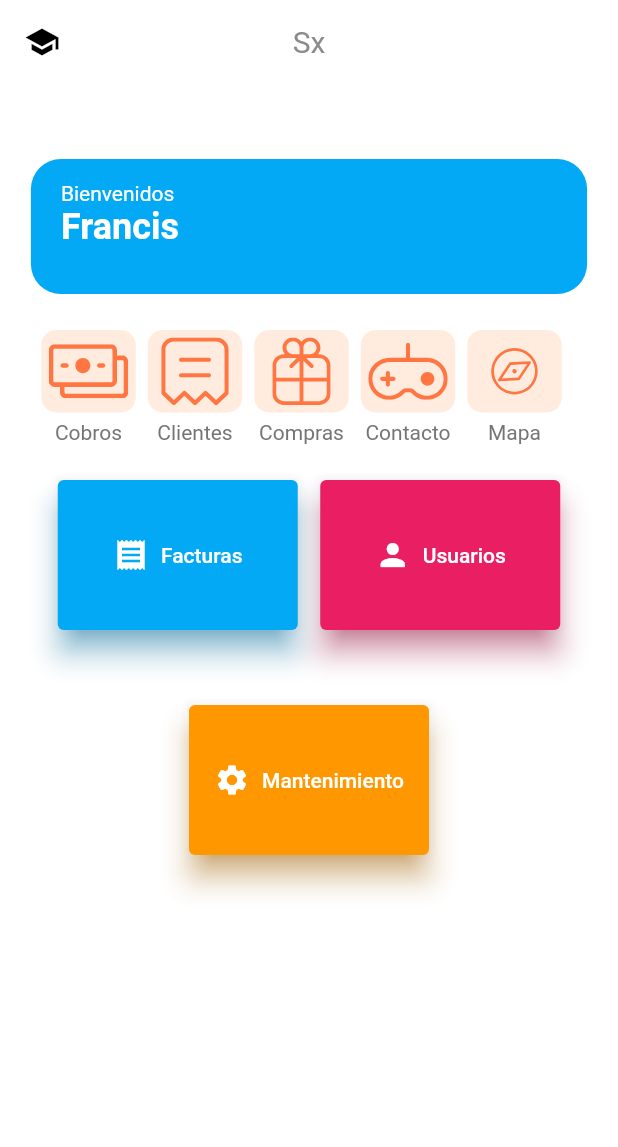
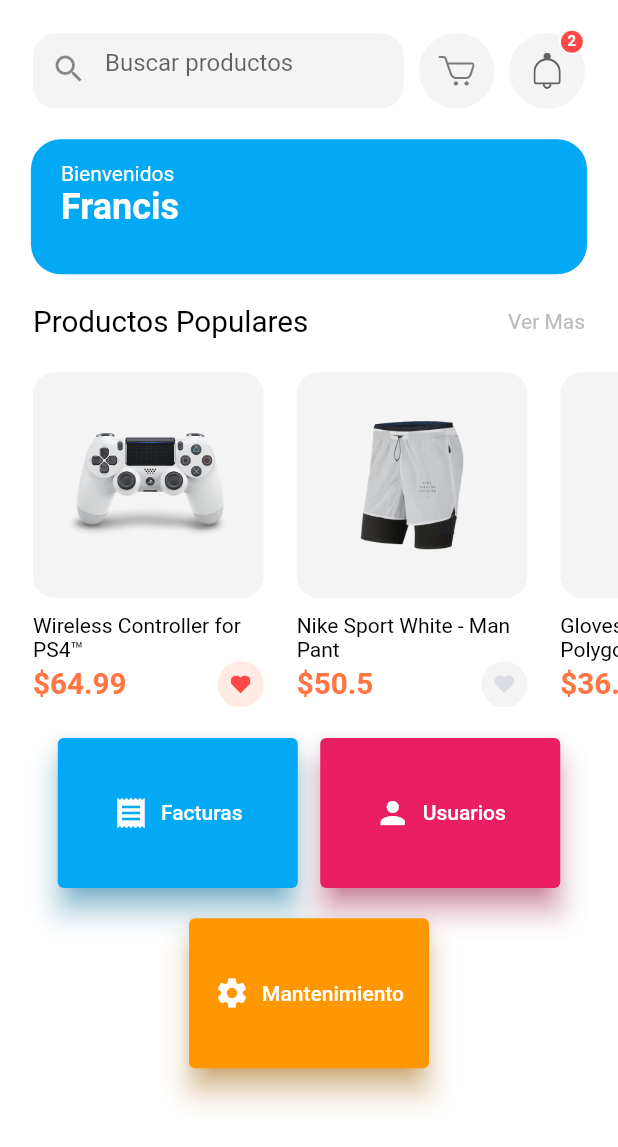
Before and after one commit to zorrillafrancis/flutter-pruebas, a Flutter app: the Bienvenida screen opened directly, on a phone screen of 412 x 824 dp. Shown: the top 1147 px of the screen. Run offline on Flutter 3.47's test engine with Material 2 defaults, Android fonts, the light colour scheme and no system bars; our stand-ins replace firebase_core, firebase_messaging, flutter_secure_storage, flutter_svg, money_formatter and 1 more; missing offline and left inert: dart:ffi, firebase_app_installations; accounts and stored records are empty; Roboto replaces fonts that are missing (Muli).

Commit message:
agregar productos

```diff
--- a/lib/components/body.dart
+++ b/lib/components/body.dart
@@ -1,10 +1,16 @@
+import 'dart:ffi';
+
 import 'package:flutter/material.dart';
 import 'package:mi_app_01/components/splash_content.dart';
 import 'package:mi_app_01/constants.dart';
+import 'package:mi_app_01/pages/bienvenida/bienvenida.dart';
 import 'package:mi_app_01/pages/sign_in/sign_in_screen.dart';
 import 'package:mi_app_01/size_config.dart';
+import 'package:shared_preferences/shared_preferences.dart';
 
 import 'default_button.dart';
+
+bool loggedIn = false;
 
 class Body extends StatefulWidget {
   const Body({super.key});
@@ -29,6 +35,22 @@
       "image": "lib/assets/images/splash_3.png"
     },
   ];
+
+  Future<void> isLogin() async {
+    SharedPreferences prefs = await SharedPreferences.getInstance();
+
+    if (prefs.getString('userName') != null &&
+        prefs.getString('userName') != '') {
+      setState(() => loggedIn = true);
+    }
+  }
+
+  @override
+  void initState() {
+    // TODO: implement initState
+    super.initState();
+    isLogin();
+  }
 
   @override
   Widget build(BuildContext context) {
@@ -70,8 +92,14 @@
                         DefaultButton(
                           text: "Continuar",
                           press: () {
-                            Navigator.pushNamed(
-                                context, SignInScreen.routeName);
+                            print(loggedIn);
+                            if (loggedIn == false) {
+                              Navigator.pushNamed(
+                                  context, SignInScreen.routeName);
+                            } else {
+                              Navigator.pushNamed(
+                                  context, Bienvenida.routeName);
+                            }
                           },
                         ),
                         const Spacer(),
--- /dev/null
+++ b/lib/components/icon_btn_with_counter.dart
@@ -0,0 +1,58 @@
+import 'package:flutter/material.dart';
+import 'package:flutter_svg/svg.dart';
+import '../constants.dart';
+import '../size_config.dart';
+
+class IconBtnWithCounter extends StatelessWidget {
+  final String svgSrc;
+  final int numOfItems;
+  final GestureTapCallback press;
+
+  const IconBtnWithCounter({
+    super.key,
+    required this.svgSrc,
+    this.numOfItems = 0,
+    required this.press,
+  });
+
+  @override
+  Widget build(BuildContext context) {
+    return InkWell(
+      onTap: press,
+      borderRadius: BorderRadius.circular(50),
+      child: Stack(clipBehavior: Clip.none, children: [
+        Container(
+          padding: EdgeInsets.all(getProportionateScreenWidth(12)),
+          height: getProportionateScreenWidth(46),
+          width: getProportionateScreenWidth(46),
+          decoration: BoxDecoration(
+              color: kSecondaryColor.withOpacity(0.1), shape: BoxShape.circle),
+          child: SvgPicture.asset(svgSrc),
+        ),
+        if (numOfItems != 0)
+          Positioned(
+            right: 0,
+            top: -3,
+            child: Container(
+              height: getProportionateScreenWidth(16),
+              width: getProportionateScreenWidth(16),
+              decoration: BoxDecoration(
+                  color: const Color(0xFFFF4848),
+                  shape: BoxShape.circle,
+                  border: Border.all(width: 1.5, color: Colors.white)),
+              child: Center(
+                child: Text(
+                  numOfItems.toString(),
+                  style: TextStyle(
+                      fontSize: getProportionateScreenWidth(9),
+                      height: 1,
+                      color: Colors.white,
+                      fontWeight: FontWeight.w600),
+                ),
+              ),
+            ),
+          ),
+      ]),
+    );
+  }
+}
--- /dev/null
+++ b/lib/components/popular_product.dart
@@ -0,0 +1,40 @@
+import 'package:flutter/material.dart';
+import 'package:mi_app_01/components/product_card.dart';
+import 'package:mi_app_01/components/section_title.dart';
+
+import '../models/productos.dart';
+import '../size_config.dart';
+
+class PopularProducts extends StatelessWidget {
+  @override
+  Widget build(BuildContext context) {
+    return Column(
+      children: [
+        Padding(
+          padding:
+              EdgeInsets.symmetric(horizontal: getProportionateScreenWidth(20)),
+          child: SectionTitle(title: "Productos Populares", press: () {}),
+        ),
+        SizedBox(height: getProportionateScreenWidth(20)),
+        SingleChildScrollView(
+          scrollDirection: Axis.horizontal,
+          child: Row(
+            children: [
+              ...List.generate(
+                demoProducts.length,
+                (index) {
+                  if (demoProducts[index].isPopular)
+                    return ProductCard(product: demoProducts[index]);
+
+                  return SizedBox
+                      .shrink(); // here by default width and height is 0
+                },
+              ),
+              SizedBox(width: getProportionateScreenWidth(20)),
+            ],
+          ),
+        )
+      ],
+    );
+  }
+}
--- /dev/null
+++ b/lib/components/product_card.dart
@@ -0,0 +1,90 @@
+import 'package:flutter/material.dart';
+import 'package:flutter_svg/svg.dart';
+
+import '../constants.dart';
+import '../models/productos.dart';
+import '../size_config.dart';
+
+class ProductCard extends StatelessWidget {
+  const ProductCard({
+    Key? key,
+    this.width = 140,
+    this.aspectRetio = 1.02,
+    required this.product,
+  }) : super(key: key);
+
+  final double width, aspectRetio;
+  final Product product;
+
+  @override
+  Widget build(BuildContext context) {
+    return Padding(
+      padding: EdgeInsets.only(left: getProportionateScreenWidth(20)),
+      child: SizedBox(
+        width: getProportionateScreenWidth(width),
+        child: GestureDetector(
+          onTap: () {},
+          child: Column(
+            crossAxisAlignment: CrossAxisAlignment.start,
+            children: [
+              AspectRatio(
+                aspectRatio: 1.02,
+                child: Container(
+                  padding: EdgeInsets.all(getProportionateScreenWidth(20)),
+                  decoration: BoxDecoration(
+                    color: kSecondaryColor.withOpacity(0.1),
+                    borderRadius: BorderRadius.circular(15),
+                  ),
+                  child: Hero(
+                    tag: product.id.toString(),
+                    child: Image.asset(product.images[0]),
+                  ),
+                ),
+              ),
+              const SizedBox(height: 10),
+              Text(
+                product.title,
+                style: const TextStyle(color: Colors.black),
+                maxLines: 2,
+              ),
+              Row(
+                mainAxisAlignment: MainAxisAlignment.spaceBetween,
+                children: [
+                  Text(
+                    "\$${product.price}",
+                    style: TextStyle(
+                      fontSize: getProportionateScreenWidth(18),
+                      fontWeight: FontWeight.w600,
+                      color: kPrimaryColor,
+                    ),
+                  ),
+                  InkWell(
+                    borderRadius: BorderRadius.circular(50),
+                    onTap: () {},
+                    child: Container(
+                      padding: EdgeInsets.all(getProportionateScreenWidth(8)),
+                      height: getProportionateScreenWidth(28),
+                      width: getProportionateScreenWidth(28),
+                      decoration: BoxDecoration(
+                        color: product.isFavourite
+                            ? kPrimaryColor.withOpacity(0.15)
+                            : kSecondaryColor.withOpacity(0.1),
+                        shape: BoxShape.circle,
+                      ),
+                      child: SvgPicture.asset(
+                        "lib/assets/icons/Heart Icon_2.svg",
+                        color: product.isFavourite
+                            ? Color(0xFFFF4848)
+                            : Color(0xFFDBDEE4),
+                      ),
+                    ),
+                  ),
+                ],
+              )
+            ],
+          ),
+        ),
+      ),
+    );
+  }
+}
--- a/lib/components/routs.dart
+++ b/lib/components/routs.dart
@@ -1,8 +1,12 @@
 import 'package:flutter/widgets.dart';
+import 'package:mi_app_01/pages/bienvenida/bienvenida.dart';
+import 'package:mi_app_01/pages/facturas/facturasListado.dart';
 import 'package:mi_app_01/pages/sign_in/sign_in_screen.dart';
 import 'package:mi_app_01/pages/splash/splash_screen.dart';
 
 final Map<String, WidgetBuilder> routes = {
   SplashScreen.routeName: (context) => SplashScreen(),
-  SignInScreen.routeName: (context) => SignInScreen()
+  SignInScreen.routeName: (context) => SignInScreen(),
+  Bienvenida.routeName: (context) => Bienvenida(),
+  FacturasListado.routeName: (context) => FacturasListado(),
 };
--- /dev/null
+++ b/lib/components/search_field.dart
@@ -0,0 +1,31 @@
+import 'package:flutter/material.dart';
+import '../constants.dart';
+import '../size_config.dart';
+
+class Search_field extends StatelessWidget {
+  const Search_field({
+    super.key,
+  });
+
+  @override
+  Widget build(BuildContext context) {
+    return Container(
+      width: SizeConfig.screenWidth * 0.6,
+      height: 50,
+      decoration: BoxDecoration(
+          color: kSecondaryColor.withOpacity(0.1),
+          borderRadius: BorderRadius.circular(15)),
+      child: TextField(
+        onChanged: (value) {},
+        decoration: InputDecoration(
+            enabledBorder: InputBorder.none,
+            focusedBorder: InputBorder.none,
+            hintText: "Buscar productos",
+            prefixIcon: const Icon(Icons.search),
+            contentPadding: EdgeInsets.symmetric(
+                horizontal: getProportionateScreenWidth(20),
+                vertical: getProportionateScreenWidth(9))),
+      ),
+    );
+  }
+}
--- /dev/null
+++ b/lib/components/section_title.dart
@@ -0,0 +1,37 @@
+import 'package:flutter/material.dart';
+
+import '../size_config.dart';
+
+class SectionTitle extends StatelessWidget {
+  const SectionTitle({
+    Key? key,
+    required this.title,
+    required this.press,
+  }) : super(key: key);
+
+  final String title;
+  final GestureTapCallback press;
+
+  @override
+  Widget build(BuildContext context) {
+    return Row(
+      mainAxisAlignment: MainAxisAlignment.spaceBetween,
+      children: [
+        Text(
+          title,
+          style: TextStyle(
+            fontSize: getProportionateScreenWidth(18),
+            color: Colors.black,
+          ),
+        ),
+        GestureDetector(
+          onTap: press,
+          child: const Text(
+            "Ver Mas",
+            style: TextStyle(color: Color(0xFFBBBBBB)),
+          ),
+        ),
+      ],
+    );
+  }
+}
--- /dev/null
+++ b/lib/models/productos.dart
@@ -0,0 +1,102 @@
+import 'package:flutter/material.dart';
+
+class Product {
+  final int id;
+  final String title, description;
+  final List<String> images;
+  final List<Color> colors;
+  final double rating, price;
+  final bool isFavourite, isPopular;
+
+  Product({
+    required this.id,
+    required this.images,
+    required this.colors,
+    this.rating = 0.0,
+    this.isFavourite = false,
+    this.isPopular = false,
+    required this.title,
+    required this.price,
+    required this.description,
+  });
+}
+
+List<Product> demoProducts = [
+  Product(
+    id: 1,
+    images: [
+      "lib/assets/images/ps4_console_white_1.png",
+      "lib/assets/images/ps4_console_white_2.png",
+      "lib/assets/images/ps4_console_white_3.png",
+      "lib/assets/images/ps4_console_white_4.png",
+    ],
+    colors: [
+      Color(0xFFF6625E),
+      Color(0xFF836DB8),
+      Color(0xFFDECB9C),
+      Colors.white,
+    ],
+    title: "Wireless Controller for PS4™",
+    price: 64.99,
+    description: description,
+    rating: 4.8,
+    isFavourite: true,
+    isPopular: true,
+  ),
+  Product(
+    id: 2,
+    images: [
+      "lib/assets/images/Image Popular Product 2.png",
+    ],
+    colors: [
+      Color(0xFFF6625E),
+      Color(0xFF836DB8),
+      Color(0xFFDECB9C),
+      Colors.white,
+    ],
+    title: "Nike Sport White - Man Pant",
+    price: 50.5,
+    description: description,
+    rating: 4.1,
+    isPopular: true,
+  ),
+  Product(
+    id: 3,
+    images: [
+      "lib/assets/images/glap.png",
+    ],
+    colors: [
+      Color(0xFFF6625E),
+      Color(0xFF836DB8),
+      Color(0xFFDECB9C),
+      Colors.white,
+    ],
+    title: "Gloves XC Omega - Polygon",
+    price: 36.55,
+    description: description,
+    rating: 4.1,
+    isFavourite: true,
+    isPopular: true,
+  ),
+  Product(
+    id: 4,
+    images: [
+      "lib/assets/images/wireless headset.png",
+    ],
+    colors: [
+      Color(0xFFF6625E),
+      Color(0xFF836DB8),
+      Color(0xFFDECB9C),
+      Colors.white,
+    ],
+    title: "Logitech Head",
+    price: 20.20,
+    description: description,
+    rating: 4.1,
+    isFavourite: true,
+    isPopular: true,
+  ),
+];
+
+const String description =
+    "Wireless Controller for PS4™ gives you what you want in your gaming from over precision control your games to sharing …";
--- a/lib/pages/bienvenida/bienvenida.dart
+++ b/lib/pages/bienvenida/bienvenida.dart
@@ -1,20 +1,23 @@
-import 'dart:io';
-
 import 'package:flutter/foundation.dart';
 import 'package:flutter/material.dart';
-import 'package:flutter_svg/flutter_svg.dart';
-import 'package:mi_app_01/presentation/screens/listview/listview_2.dart';
-import 'package:provider/provider.dart';
+import 'package:flutter_svg/svg.dart';
+import 'package:mi_app_01/constants.dart';
+import 'package:mi_app_01/models/productos.dart';
+import 'package:mi_app_01/pages/facturas/facturasListado.dart';
+import 'package:mi_app_01/size_config.dart';
 import 'package:shared_preferences/shared_preferences.dart';
-
-import '../../src/provider/chatProvider.dart';
-import '../../utils/message.dart';
+import '../../components/icon_btn_with_counter.dart';
+import '../../components/popular_product.dart';
+import '../../components/search_field.dart';
+import '../../components/section_title.dart';
 import 'banner_bienvenida.dart';
 import 'catergories.dart';
 
 String? userName;
 
 class Bienvenida extends StatefulWidget {
+  static String routeName = "/bienvenida";
+
   const Bienvenida({super.key});
 
   @override
@@ -47,29 +50,65 @@
     double width = MediaQuery.of(context).size.width;
 
     return Scaffold(
-        appBar: AppBar(
-          title: const Text('Sx'),
-          centerTitle: true,
-          leading: IconButton(
-            icon: const Icon(Icons.school),
-            onPressed: () {},
+        body: SafeArea(
+            child: SingleChildScrollView(
+      child: Column(
+        children: [
+          SizedBox(
+            height: getProportionateScreenWidth(20),
+          ),
+          Padding(
+            padding: EdgeInsets.symmetric(
+                horizontal: getProportionateScreenWidth(20)),
+            child: Row(
+              mainAxisAlignment: MainAxisAlignment.spaceBetween,
+              children: [
+                Search_field(),
+                IconBtnWithCounter(
+                  svgSrc: "lib/assets/icons/Cart Icon.svg",
+                  numOfItems: 0,
+                  press: () {},
+                ),
+                IconBtnWithCounter(
+                  svgSrc: "lib/assets/icons/Bell.svg",
+                  numOfItems: 2,
+                  press: () {},
+                )
+              ],
             ),
           ),
-        body: Row(
-          mainAxisAlignment: MainAxisAlignment.center,
-          children: [
-            Column(
-              mainAxisAlignment: MainAxisAlignment.start,
-              children: [
-                const SizedBox(height: 50),
+          SizedBox(
+            height: getProportionateScreenHeight(20),
+          ),
           BannerBienvenida(width: width),
-                const SizedBox(height: 20),
-                const Categories(),
-                const SizedBox(height: 20),
-                Row(
+          SizedBox(
+            height: getProportionateScreenHeight(20),
+          ),
+          PopularProducts(),
+          SizedBox(
+            height: getProportionateScreenHeight(20),
+          ),
+          Facturas_Botones(),
+          SizedBox(
+            height: getProportionateScreenHeight(20),
+          ),
+          Facturas_Botones_2()
+        ],
+      ),
+    )));
+  }
+}
+
+class Facturas_Botones extends StatelessWidget {
+  const Facturas_Botones({
+    super.key,
+  });
+
+  @override
+  Widget build(BuildContext context) {
+    return Row(
         mainAxisAlignment: MainAxisAlignment.spaceBetween,
-                    mainAxisSize: MainAxisSize.max,
-                    crossAxisAlignment: CrossAxisAlignment.start,
+        mainAxisSize: MainAxisSize.min,
         children: [
           SizedBox(
               width: 160, // <-- Your width
@@ -78,15 +117,10 @@
                 label: const Text('Facturas'),
                 icon: const Icon(Icons.receipt),
                 onPressed: () {
-                              /*  Navigator.of(context).push(
-                        MaterialPageRoute(builder: (BuildContext context) {
-                      return const Listview2();
-                    }));*/
-                              Navigator.pushNamed(context, 'facturaListado');
+                  Navigator.pushNamed(context, FacturasListado.routeName);
                 },
                 style: ElevatedButton.styleFrom(
-                              padding:
-                                  const EdgeInsets.symmetric(horizontal: 10),
+                  padding: const EdgeInsets.symmetric(horizontal: 10),
                   backgroundColor: Colors.lightBlue,
                   foregroundColor: Colors.white,
                   elevation: 8,
@@ -105,8 +139,7 @@
                   print('===== Usuarios =====');
                 },
                 style: ElevatedButton.styleFrom(
-                              padding:
-                                  const EdgeInsets.symmetric(horizontal: 10),
+                  padding: const EdgeInsets.symmetric(horizontal: 10),
                   backgroundColor: Colors.pink,
                   foregroundColor: Colors.white,
                   elevation: 8,
@@ -114,7 +147,21 @@
                   fixedSize: const Size(170, 40),
                 ),
               )),
-                    ]),
+        ]);
+  }
+}
+
+class Facturas_Botones_2 extends StatelessWidget {
+  const Facturas_Botones_2({
+    super.key,
+  });
+
+  @override
+  Widget build(BuildContext context) {
+    return Row(
+        mainAxisAlignment: MainAxisAlignment.spaceBetween,
+        mainAxisSize: MainAxisSize.min,
+        children: [
           const SizedBox(height: 50),
           SizedBox(
               width: 160, // <-- Your width
@@ -131,11 +178,7 @@
                   shadowColor: Colors.orange,
                   fixedSize: const Size(170, 40),
                 ),
-                    )),
-                const SizedBox(height: 20),
-              ],
-            ),
-          ],
-        ));
+              ))
+        ]);
   }
 }
--- a/lib/pages/facturas/facturasListado.dart
+++ b/lib/pages/facturas/facturasListado.dart
@@ -4,8 +4,10 @@
 import 'package:flutter/material.dart';
 import 'package:http/http.dart' as http;
 import 'package:mi_app_01/models/facturasListadoModel.dart';
+import 'package:mi_app_01/size_config.dart';
 import 'package:mi_app_01/utils/constants.dart';
 
+import '../../constants.dart';
 import '../../presentation/screens/api/restfull.dart';
 import 'facturaDetalle.dart';
 import '../../presentation/screens/menu/menu_header.dart';
@@ -13,6 +15,7 @@
 Future<List<Value>>? listaData;
 
 class FacturasListado extends StatefulWidget {
+  static String routeName = "/facturaListado";
   const FacturasListado({super.key});
 
   @override
@@ -62,24 +65,30 @@
 
   @override
   Widget build(BuildContext context) {
-    return MaterialApp(
-      debugShowCheckedModeBanner: false,
-      title: 'Material App',
-      home: Scaffold(
+    return Scaffold(
       resizeToAvoidBottomInset: false,
       appBar: MenuHeader().getAppBar('Facturas'),
-        body: Column(
+      body: SafeArea(
+        child: Column(
           children: [
             Column(
               children: [
-                TextField(
-                  decoration: const InputDecoration(
+                Padding(
+                  padding: EdgeInsets.symmetric(
+                      vertical: getProportionateScreenWidth(10),
+                      horizontal: getProportionateScreenWidth(10)),
+                  child: TextField(
+                      decoration: InputDecoration(
                     labelText: 'Buscar',
-                      suffixIcon: Icon(Icons.search),
+                    suffixIcon: const Icon(Icons.search),
                     hintText: 'Buscar',
-                      fillColor: Color.fromARGB(31, 240, 234, 234),
-                      filled: true),
-                  onChanged: (text) {},
+                    fillColor: const Color.fromARGB(31, 240, 234, 234),
+                    filled: true,
+                    border: OutlineInputBorder(
+                        borderRadius: BorderRadius.circular(0),
+                        borderSide: const BorderSide(color: kTextColor),
+                        gapPadding: 1),
+                  )),
                 ),
               ],
             ),
--- a/lib/pages/sign_in/body.dart
+++ b/lib/pages/sign_in/body.dart
@@ -1,6 +1,8 @@
 import 'package:flutter/material.dart';
 import 'package:mi_app_01/components/default_button.dart';
+import 'package:mi_app_01/pages/bienvenida/bienvenida.dart';
 import 'package:mi_app_01/size_config.dart';
+import 'package:shared_preferences/shared_preferences.dart';
 import '../../components/social_card.dart';
 
 final List<String> errors = [];
@@ -54,9 +56,22 @@
 }
 
 class _SingFormState extends State<SingForm> {
+  TextEditingController txtUserName = TextEditingController();
+  TextEditingController txtPass = TextEditingController();
   final _formKey = GlobalKey<FormState>();
   String email = "";
   String clave = "";
+
+  Future<bool> saveLogin(String user) async {
+    try {
+      SharedPreferences prefs = await SharedPreferences.getInstance();
+
+      prefs.setString('userName', user);
+      return true;
+    } catch (e) {
+      return false;
+    }
+  }
 
   @override
   Widget build(BuildContext context) {
@@ -64,11 +79,11 @@
         key: _formKey,
         child: Column(
           children: [
-            buildEmailFormField(),
+            buildEmailFormField(txtUserName),
             SizedBox(
               height: getProportionateScreenHeight(20),
             ),
-            buildPasswordFormField(),
+            buildPasswordFormField(txtPass),
             SizedBox(
               height: getProportionateScreenHeight(20),
             ),
@@ -81,6 +96,12 @@
                 press: () {
                   if (_formKey.currentState!.validate()) {
                     _formKey.currentState!.save();
+
+                    if (txtUserName.text != "") {
+                      saveLogin(txtUserName.text.toString()).then((value) {
+                        Navigator.pushNamed(context, Bienvenida.routeName);
+                      });
+                    }
                   }
                 }),
             SizedBox(
@@ -119,7 +140,7 @@
         ));
   }
 
-  TextFormField buildEmailFormField() {
+  TextFormField buildEmailFormField(TextEditingController txtUserName) {
     return TextFormField(
       onSaved: (newValue) => email = newValue.toString(),
       onChanged: (value) {
@@ -136,6 +157,7 @@
         }
         return null;
       },
+      controller: txtUserName,
       keyboardType: TextInputType.emailAddress,
       decoration: const InputDecoration(
           labelText: "Correo",
@@ -144,7 +166,7 @@
     );
   }
 
-  TextFormField buildPasswordFormField() {
+  TextFormField buildPasswordFormField(TextEditingController txtPass) {
     return TextFormField(
       onSaved: (newValue) => clave = newValue.toString(),
       onChanged: (value) {
@@ -163,6 +185,7 @@
         return null;
       },
       obscureText: true,
+      controller: txtPass,
       decoration: const InputDecoration(
           labelText: "Contraseña",
           hintText: "Agrega tu Contraseña",
--- a/lib/presentation/screens/menu/menu_header.dart
+++ b/lib/presentation/screens/menu/menu_header.dart
@@ -3,7 +3,10 @@
 class MenuHeader {
   getAppBar(title) {
     return AppBar(
-      title: Text(title),
+      title: Text(
+        title,
+        style: TextStyle(color: Colors.white),
+      ),
       centerTitle: true,
       backgroundColor: Colors.lightBlue,
       actions: [
@@ -14,16 +17,12 @@
         }, itemBuilder: (BuildContext bc) {
           return const [
             PopupMenuItem(
-              value: '/hello',
-              child: Text("Hello"),
-            ),
-            PopupMenuItem(
               value: '/about',
-              child: Text("About"),
+              child: Text("Contacto"),
             ),
             PopupMenuItem(
               value: '/contact',
-              child: Text("Contact"),
+              child: Text("Acerca de"),
             )
           ];
         })
--- a/pubspec.yaml
+++ b/pubspec.yaml
@@ -36,7 +36,6 @@
   # Use with the CupertinoIcons class for iOS style icons.
   cupertino_icons: ^1.0.2
   permission_handler: ^10.4.3
-  file_picker: ^5.3.3
   provider: ^6.0.5
   filesystem_picker: ^3.1.0
   money_formatter: ^0.0.4
```
Also changed, not shown: pubspec.lock. Lines whose indentation alone changed are shown as unchanged.
